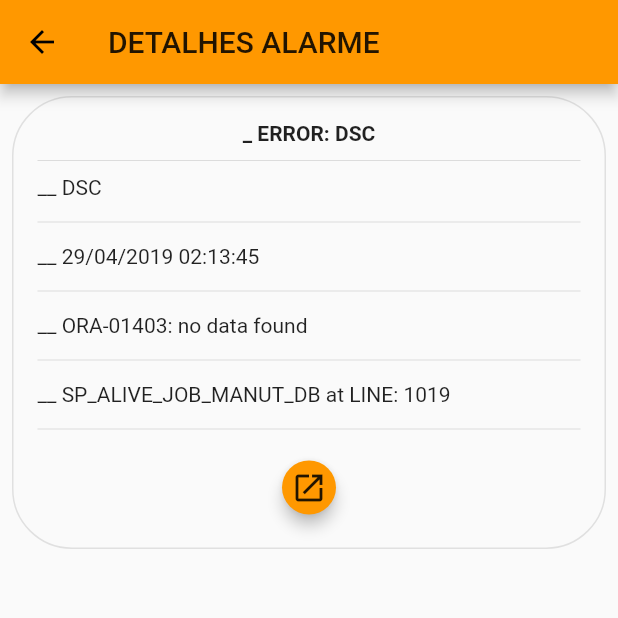
After one commit to michellhornung/monitor, a Flutter app: the Alarms screen opened directly, after a tap on the "search" icon, after a tap on "ERROR: DSC - 29/04/2019 02:13:45", on a phone screen of 412 x 824 dp, the top half of it. The commit adds this screen. Run offline on Flutter 3.47's test engine with Material 2 defaults, Android fonts, the phone set to English and light mode, and no system bars.

Commit message:
View Alarms and a single view for example of using container.

```diff
--- /dev/null
+++ b/lib/pages/alarmDetail.dart
@@ -0,0 +1,164 @@
+import 'package:flutter/material.dart';
+
+class AlarmDetail extends StatelessWidget {
+  @override
+  Widget build(BuildContext context) {
+    return Scaffold(
+      appBar: AppBar(
+        title: Text('DETALHES ALARME'),
+      ),
+      body: BodyWidget(),
+    );
+  }
+}
+
+class BodyWidget extends StatelessWidget {
+  @override
+  Widget build(BuildContext context) {
+    return SingleChildScrollView(
+      child: Padding(
+        padding: const EdgeInsets.all(8.0),
+        child: Container(
+          decoration: BoxDecoration(
+              borderRadius: BorderRadius.circular(40.0),
+              shape: BoxShape.rectangle,
+              border: Border.all(
+                style: BorderStyle.solid,
+                width: 1.0,
+                color: Colors.grey[300],
+              )),
+          child: Padding(
+            padding: const EdgeInsets.all(16.0),
+            child: Column(
+              crossAxisAlignment: CrossAxisAlignment.stretch,
+              mainAxisAlignment: MainAxisAlignment.center,
+              children: <Widget>[
+                Title(
+                  color: Colors.black,
+                  child: Text(
+                    '_ ERROR: DSC',
+                    textAlign: TextAlign.center,
+                    style: TextStyle(
+                      fontWeight: FontWeight.bold,
+                    ),
+                  ),
+                ),
+                Divider(
+                  height: 20,
+                ),
+                Text('__ DSC'),
+                Divider(
+                  height: 30,
+                ),
+                Text('__ 29/04/2019 02:13:45'),
+                Divider(
+                  height: 30,
+                ),
+                Text('__ ORA-01403: no data found'),
+                Divider(
+                  height: 30,
+                ),
+                Text('__ SP_ALIVE_JOB_MANUT_DB at LINE: 1019'),
+                Divider(
+                  height: 30,
+                ),
+                RaisedButton(
+                  child: Icon(
+                    Icons.open_in_new,
+                  ),
+                  shape: CircleBorder(),
+                  color: Theme.of(context).accentColor,
+                  elevation: 4.0,
+                  splashColor: Colors.blueGrey,
+                  onPressed: () {
+                    // Perform some action
+                  },
+                ),
+              ],
+            ),
+          ),
+        ),
+      ),
+//      child: Padding(
+//        padding: const EdgeInsets.all(16.0),
+//        child: Column(
+//          crossAxisAlignment: CrossAxisAlignment.stretch,
+//          children: <Widget>[
+//            Container(
+//              child: Text('_ ERROR: DSC'),
+//              padding: const EdgeInsets.all(10.0),
+//              decoration: BoxDecoration(
+//                shape: BoxShape.rectangle,
+//                border: Border.all(
+//                  style: BorderStyle.solid,
+//                  width: 1.0,
+//                  color: Colors.black,
+//                ),
+//              ),
+//            ),
+//            Container(
+//              child: Text('__ DSC'),
+//              padding: const EdgeInsets.all(10.0),
+//              decoration: BoxDecoration(
+//                shape: BoxShape.rectangle,
+//                border: Border.all(
+//                  style: BorderStyle.solid,
+//                  width: 1.0,
+//                  color: Colors.black,
+//                ),
+//              ),
+//            ),
+//            Container(
+//              child: Text('__ 29/04/2019 02:13:45'),
+//              padding: const EdgeInsets.all(10.0),
+//              decoration: BoxDecoration(
+//                shape: BoxShape.rectangle,
+//                border: Border.all(
+//                  style: BorderStyle.solid,
+//                  width: 1.0,
+//                  color: Colors.black,
+//                ),
+//              ),
+//            ),
+//            Container(
+//              child: Text('__ ORA-01403: no data found'),
+//              padding: const EdgeInsets.all(10.0),
+//              decoration: BoxDecoration(
+//                shape: BoxShape.rectangle,
+//                border: Border.all(
+//                  style: BorderStyle.solid,
+//                  width: 1.0,
+//                  color: Colors.black,
+//                ),
+//              ),
+//            ),
+//            Container(
+//              child: Text('__ SP_ALIVE_JOB_MANUT_DB at LINE: 1019'),
+//              padding: const EdgeInsets.all(10.0),
+//              decoration: BoxDecoration(
+//                shape: BoxShape.rectangle,
+//                border: Border.all(
+//                  style: BorderStyle.solid,
+//                  width: 1.0,
+//                  color: Colors.black,
+//                ),
+//              ),
+//            ),
+//            Container(
+//              child: Icon(Icons.search),
+//              padding: const EdgeInsets.all(10.0),
+//              decoration: BoxDecoration(
+//                shape: BoxShape.rectangle,
+//                border: Border.all(
+//                  style: BorderStyle.solid,
+//                  width: 1.0,
+//                  color: Colors.black,
+//                ),
+//              ),
+//            ),
+//          ],
+//        ),
+//      ),
+    );
+  }
+}
--- a/lib/pages/alarms.dart
+++ b/lib/pages/alarms.dart
@@ -1,17 +1,185 @@
 import 'package:flutter/material.dart';
+import 'package:monitor/pages/alarmDetail.dart';
 
 class Alarms extends StatefulWidget {
   @override
-  _AlarmsState createState() => _AlarmsState();
+  _AlarmsState createState() => new _AlarmsState();
 }
 
 class _AlarmsState extends State<Alarms> {
+  Widget appBarTitle = new Text(
+    "ALARMES",
+    style: new TextStyle(color: Colors.black),
+  );
+  Icon icon = new Icon(
+    Icons.search,
+    color: Colors.black,
+  );
+  final globalKey = new GlobalKey<ScaffoldState>();
+  final TextEditingController _controller = new TextEditingController();
+  List<dynamic> _list;
+  bool _isSearching;
+  String _searchText = "";
+  List searchresult = new List();
+
+  _AlarmsState() {
+    _controller.addListener(() {
+      if (_controller.text.isEmpty) {
+        setState(() {
+          _isSearching = false;
+          _searchText = "";
+        });
+      } else {
+        setState(() {
+          _isSearching = true;
+          _searchText = _controller.text;
+        });
+      }
+    });
+  }
+
+  @override
+  void initState() {
+    super.initState();
+    _isSearching = false;
+    values();
+  }
+
+  void values() {
+    _list = List();
+    _list.add("ERROR: DSC - 29/04/2019 02:13:45");
+    _list.add("WARN: DSC - 29/04/2019 02:13:45");
+    _list.add("ERROR: DSC - 29/04/2019 02:13:45");
+    _list.add("WARN: DSC - 29/04/2019 02:13:45");
+    _list.add("ERROR: DSC - 29/04/2019 02:13:45");
+    _list.add("WARN: DSC - 29/04/2019 02:13:45");
+    _list.add("ERROR: DSC - 29/04/2019 02:13:45");
+    _list.add("WARN: DSC - 29/04/2019 02:13:45");
+  }
+
   @override
   Widget build(BuildContext context) {
-    return Scaffold(
-      appBar: AppBar(
-        title: Text('ALARMES'),
+    return new Scaffold(
+        key: globalKey,
+        appBar: buildAppBar(context),
+        body: new Container(
+          child: new Column(
+            crossAxisAlignment: CrossAxisAlignment.start,
+            mainAxisSize: MainAxisSize.min,
+            children: <Widget>[
+              new Flexible(
+                  child: searchresult.length != 0 || _controller.text.isNotEmpty
+                      ? new ListView.builder(
+                          shrinkWrap: true,
+                          itemCount: searchresult.length,
+                          itemBuilder: (BuildContext context, int index) {
+                            String listData = searchresult[index];
+                            return new ListTile(
+                              leading: Icon(
+                                Icons.error,
+                                color: Colors.grey,
+                              ),
+                              title: new Text(listData.toString()),
+                              trailing: Icon(Icons.keyboard_arrow_right),
+                              onTap: () {
+                                Navigator.push(
+                                  context,
+                                  MaterialPageRoute(
+                                      builder: (context) => AlarmDetail()),
+                                );
+                              },
+                            );
+                          },
+                        )
+                      : new ListView.builder(
+                          shrinkWrap: true,
+                          itemCount: _list.length,
+                          itemBuilder: (BuildContext context, int index) {
+                            String listData = _list[index];
+                            return new ListTile(
+                              leading: Icon(
+                                Icons.error,
+                                color: Colors.grey,
+                              ),
+                              title: new Text(listData.toString()),
+                              trailing: Icon(Icons.keyboard_arrow_right),
+                              onTap: () {
+                                Navigator.push(
+                                  context,
+                                  MaterialPageRoute(
+                                      builder: (context) => AlarmDetail()),
+                                );
+                              },
+                            );
+                          },
+                        ))
+            ],
+          ),
+        ));
+  }
+
+  Widget buildAppBar(BuildContext context) {
+    return new AppBar(centerTitle: true, title: appBarTitle, actions: <Widget>[
+      new IconButton(
+        icon: icon,
+        onPressed: () {
+          setState(() {
+            if (this.icon.icon == Icons.search) {
+              this.icon = new Icon(
+                Icons.close,
+                color: Colors.black,
+              );
+              this.appBarTitle = new TextField(
+                controller: _controller,
+                style: new TextStyle(
+                  color: Colors.black,
+                ),
+                decoration: new InputDecoration(
+                    prefixIcon: new Icon(Icons.search, color: Colors.black),
+                    hintText: "Search...",
+                    hintStyle: new TextStyle(color: Colors.black)),
+                onChanged: searchOperation,
+              );
+              _handleSearchStart();
+            } else {
+              _handleSearchEnd();
+            }
+          });
+        },
       ),
-    );
+    ]);
+  }
+
+  void _handleSearchStart() {
+    setState(() {
+      _isSearching = true;
+    });
+  }
+
+  void _handleSearchEnd() {
+    setState(() {
+      this.icon = new Icon(
+        Icons.search,
+        color: Colors.black,
+      );
+      this.appBarTitle = new Text(
+        "ALARMES",
+        style: new TextStyle(color: Colors.black),
+      );
+      _isSearching = false;
+      _controller.clear();
+    });
+  }
+
+  void searchOperation(String searchText) {
+    searchresult.clear();
+    if (_isSearching != null) {
+      for (int i = 0; i < _list.length; i++) {
+        String data = _list[i];
+        if (data.toLowerCase().contains(searchText.toLowerCase())) {
+          searchresult.add(data);
+        }
+      }
+    }
   }
 }
```
Also changed, not shown: lib/pages/containerExample.dart (added, +80 -0 lines).
